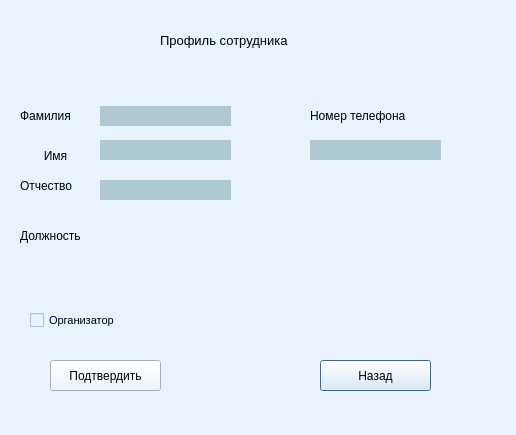
The window that course/edituser.ui (TFed555/Coursework) describes before a commit, drawn with Qt 5.
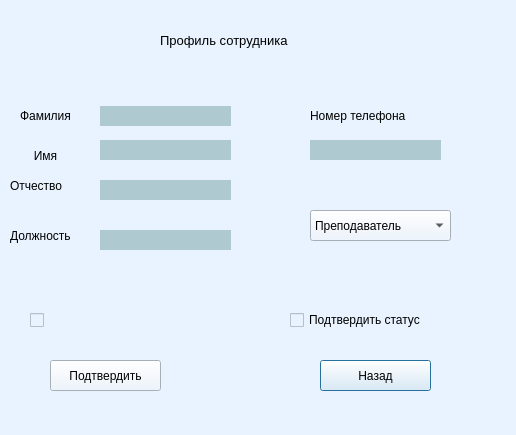
The same window after the commit.

```diff
--- a/course/edituser.ui
+++ b/course/edituser.ui
@@ -55,7 +55,7 @@
   <widget class="QLabel" name="label_3">
    <property name="geometry">
     <rect>
-     <x>20</x>
+     <x>10</x>
      <y>140</y>
      <width>71</width>
      <height>31</height>
@@ -76,7 +76,7 @@
   <widget class="QLabel" name="label_4">
    <property name="geometry">
     <rect>
-     <x>20</x>
+     <x>10</x>
      <y>170</y>
      <width>71</width>
      <height>31</height>
@@ -94,7 +94,7 @@
   <widget class="QLabel" name="label_5">
    <property name="geometry">
     <rect>
-     <x>20</x>
+     <x>10</x>
      <y>220</y>
      <width>81</width>
      <height>31</height>
@@ -219,7 +219,7 @@
     </font>
    </property>
    <property name="text">
-    <string>Организатор</string>
+    <string/>
    </property>
   </widget>
   <widget class="QPushButton" name="confirmButton">
@@ -235,6 +235,55 @@
     <string>Подтвердить</string>
    </property>
   </widget>
+  <widget class="QLabel" name="post">
+   <property name="geometry">
+    <rect>
+     <x>100</x>
+     <y>230</y>
+     <width>131</width>
+     <height>20</height>
+    </rect>
+   </property>
+   <property name="styleSheet">
+    <string notr="true">background-color: rgb(174, 202, 208);</string>
+   </property>
+   <property name="text">
+    <string/>
+   </property>
+  </widget>
+  <widget class="QComboBox" name="comboBox">
+   <property name="geometry">
+    <rect>
+     <x>310</x>
+     <y>210</y>
+     <width>141</width>
+     <height>31</height>
+    </rect>
+   </property>
+   <item>
+    <property name="text">
+     <string>Преподаватель</string>
+    </property>
+   </item>
+   <item>
+    <property name="text">
+     <string>Учебно-организационный отдел</string>
+    </property>
+   </item>
+  </widget>
+  <widget class="QCheckBox" name="checkBox_2">
+   <property name="geometry">
+    <rect>
+     <x>290</x>
+     <y>310</y>
+     <width>151</width>
+     <height>20</height>
+    </rect>
+   </property>
+   <property name="text">
+    <string>Подтвердить статус</string>
+   </property>
+  </widget>
  </widget>
  <resources/>
  <connections/>
```
